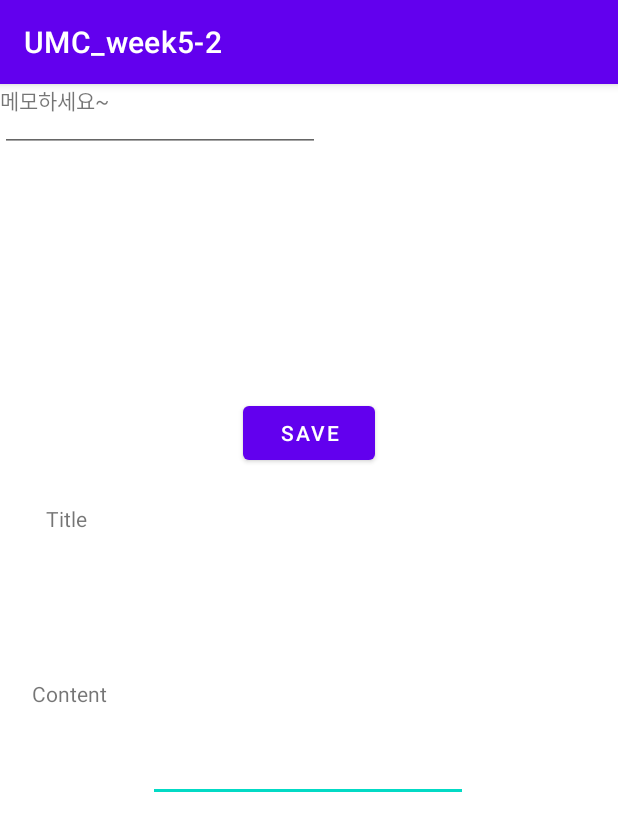
After one commit to Eundding/AndroidStudy, an Android app: the MemoActivity screen opened directly, with no data from a screen before it, on a phone screen of 412 x 824 dp. The commit adds this screen. Shown: the top 831 px of the screen. Run offline under Robolectric (Android 15) with nearby library versions, the phone set to English and light mode, and no system bars.

Commit message:
MemoActivity 생성

```diff
--- a/UMC_week52/app/src/main/AndroidManifest.xml
+++ b/UMC_week52/app/src/main/AndroidManifest.xml
@@ -12,6 +12,13 @@
         android:supportsRtl="true"
         android:theme="@style/Theme.UMC_week52"
         tools:targetApi="31">
+        <activity
+            android:name=".MemoActivity"
+            android:exported="false">
+            <meta-data
+                android:name="android.app.lib_name"
+                android:value="" />
+        </activity>
         <activity
             android:name=".MainActivity"
             android:exported="true">
--- /dev/null
+++ b/UMC_week52/app/src/main/java/com/example/umc_week5_2/MemoActivity.kt
@@ -0,0 +1,15 @@
+package com.example.umc_week5_2
+
+import androidx.appcompat.app.AppCompatActivity
+import android.os.Bundle
+import com.example.umc_week5_2.databinding.ActivityMainBinding
+import com.example.umc_week5_2.databinding.ActivityMemoBinding
+
+class MemoActivity : AppCompatActivity() {
+    private lateinit var viewBinding: ActivityMemoBinding
+
+    override fun onCreate(savedInstanceState: Bundle?) {
+        super.onCreate(savedInstanceState)
+        setContentView(R.layout.activity_memo)
+    }
+}
--- a/UMC_week52/app/src/main/res/layout/activity_main.xml
+++ b/UMC_week52/app/src/main/res/layout/activity_main.xml
@@ -29,18 +29,18 @@
         android:id="@+id/btn_add"
         android:layout_width="74dp"
         android:layout_height="42dp"
-        android:layout_marginStart="32dp"
+        android:layout_marginStart="8dp"
         android:layout_marginEnd="16dp"
-        android:layout_marginBottom="9dp"
+        android:layout_marginBottom="8dp"
         android:backgroundTint="@color/black"
         android:text="ADD"
         android:textColor="@color/white"
         app:layout_constraintBottom_toTopOf="@+id/rvData"
         app:layout_constraintEnd_toEndOf="parent"
-        app:layout_constraintHorizontal_bias="0.948"
+        app:layout_constraintHorizontal_bias="0.57"
         app:layout_constraintStart_toEndOf="@+id/tv"
         app:layout_constraintTop_toTopOf="parent"
-        app:layout_constraintVertical_bias="1.0" />
+        app:layout_constraintVertical_bias="0.857" />
 
     <androidx.recyclerview.widget.RecyclerView
         android:id="@+id/rvData"
--- /dev/null
+++ b/UMC_week52/app/src/main/res/layout/activity_memo.xml
@@ -0,0 +1,79 @@
+<?xml version="1.0" encoding="utf-8"?>
+<androidx.constraintlayout.widget.ConstraintLayout xmlns:android="http://schemas.android.com/apk/res/android"
+    xmlns:app="http://schemas.android.com/apk/res-auto"
+    xmlns:tools="http://schemas.android.com/tools"
+    android:layout_width="match_parent"
+    android:layout_height="match_parent"
+    tools:context=".MemoActivity">
+
+    <EditText
+        android:id="@+id/et_content"
+        android:layout_width="wrap_content"
+        android:layout_height="wrap_content"
+        android:ems="10"
+        android:gravity="start|top"
+        android:inputType="textMultiLine"
+        app:layout_constraintBottom_toBottomOf="parent"
+        app:layout_constraintEnd_toEndOf="parent"
+        app:layout_constraintHorizontal_bias="0.497"
+        app:layout_constraintStart_toStartOf="parent"
+        app:layout_constraintTop_toTopOf="parent"
+        app:layout_constraintVertical_bias="0.6" />
+
+    <Button
+        android:id="@+id/btn_save"
+        android:layout_width="wrap_content"
+        android:layout_height="wrap_content"
+        android:layout_marginTop="32dp"
+        android:text="SAVE"
+        app:layout_constraintBottom_toTopOf="@+id/et_content"
+        app:layout_constraintEnd_toEndOf="parent"
+        app:layout_constraintStart_toStartOf="parent"
+        app:layout_constraintTop_toTopOf="parent" />
+
+    <TextView
+        android:id="@+id/tv_memo"
+        android:layout_width="wrap_content"
+        android:layout_height="wrap_content"
+        android:text="메모하세요~"
+        tools:layout_editor_absoluteX="49dp"
+        tools:layout_editor_absoluteY="29dp" />
+
+    <EditText
+        android:id="@+id/et_title"
+        android:layout_width="wrap_content"
+        android:layout_height="wrap_content"
+        android:ems="10"
+        android:gravity="start|top"
+        android:inputType="textMultiLine"
+        tools:layout_editor_absoluteX="102dp"
+        tools:layout_editor_absoluteY="299dp" />
+
+    <TextView
+        android:id="@+id/textView2"
+        android:layout_width="wrap_content"
+        android:layout_height="wrap_content"
+        android:layout_marginStart="30dp"
+        android:layout_marginTop="227dp"
+        android:layout_marginEnd="354dp"
+        android:layout_marginBottom="437dp"
+        android:text="Title"
+        app:layout_constraintBottom_toBottomOf="parent"
+        app:layout_constraintEnd_toEndOf="parent"
+        app:layout_constraintStart_toStartOf="parent"
+        app:layout_constraintTop_toBottomOf="@+id/tv_memo" />
+
+    <TextView
+        android:id="@+id/tv2"
+        android:layout_width="wrap_content"
+        android:layout_height="wrap_content"
+        android:layout_marginStart="21dp"
+        android:layout_marginTop="81dp"
+        android:layout_marginEnd="341dp"
+        android:layout_marginBottom="336dp"
+        android:text="Content"
+        app:layout_constraintBottom_toBottomOf="parent"
+        app:layout_constraintEnd_toEndOf="parent"
+        app:layout_constraintStart_toStartOf="parent"
+        app:layout_constraintTop_toBottomOf="@+id/textView2" />
+</androidx.constraintlayout.widget.ConstraintLayout>
```
